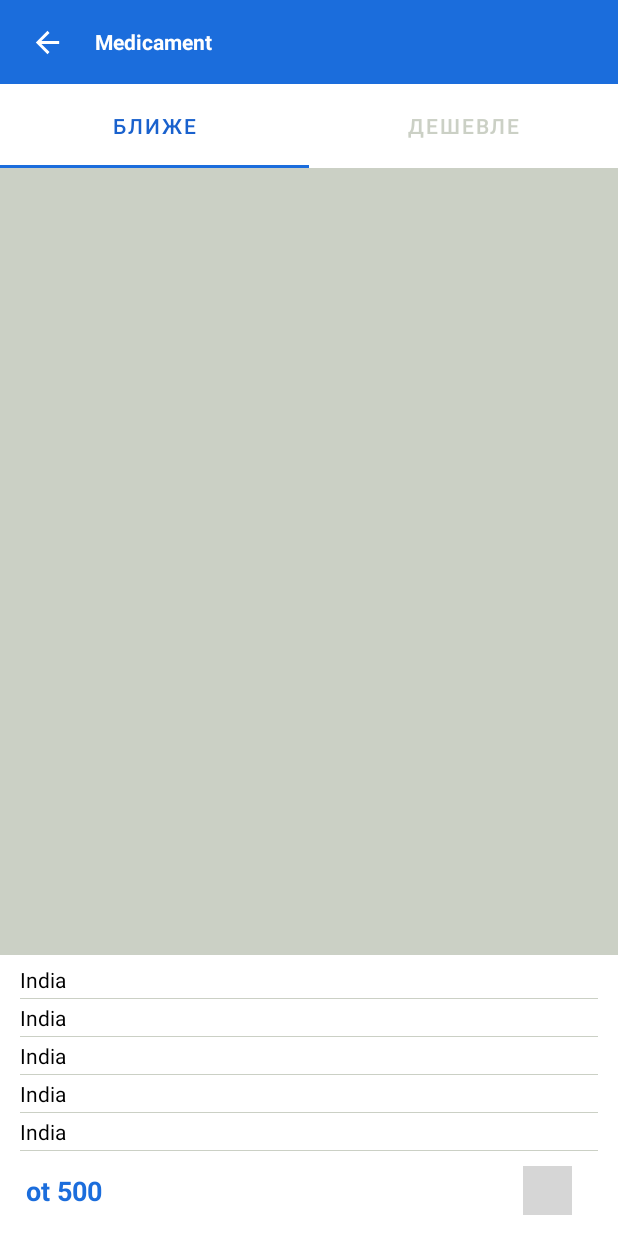
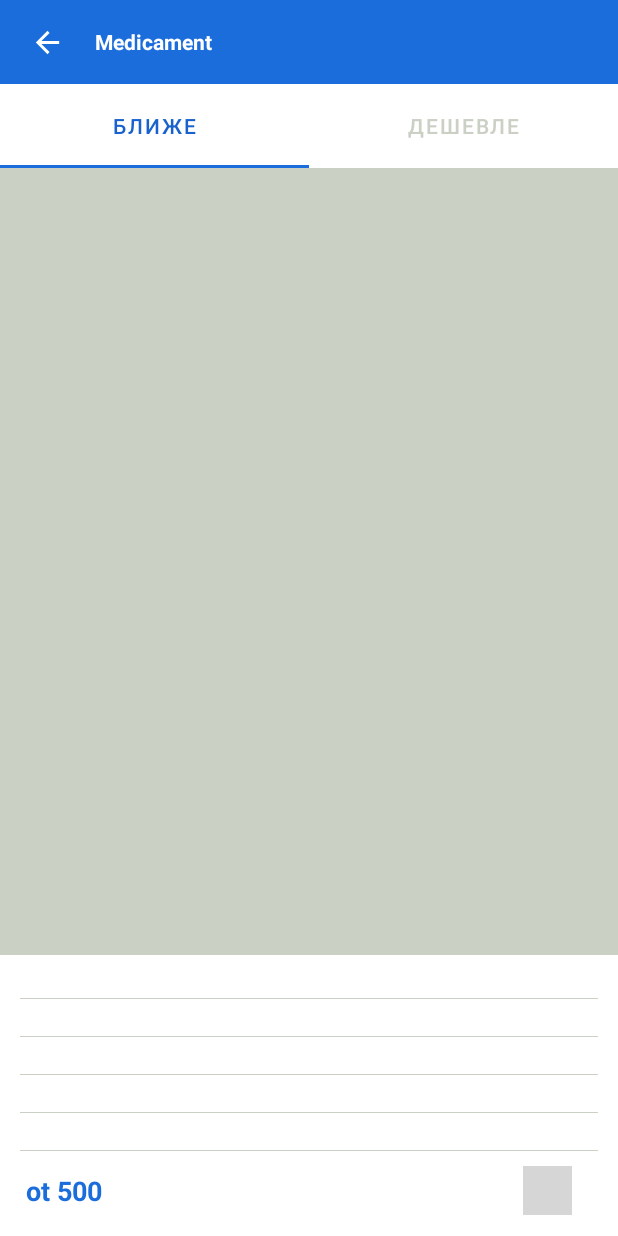
Before and after one commit to JasurbekOripov/HoBee, an Android app: the InfoMedicamentFragment screen opened through its navigation route, on a phone screen of 412 x 824 dp. Run offline under Robolectric (Android 15) with nearby library versions, the light colour scheme and no system bars; our stand-ins replace paging, sdp/ssp sizes; libraries missing offline, so code that uses them is left out: com.github.ybq.android, com.karumi.dexter, com.yandex.mapkit; plain views replace SmoothBottomBar, SpinKitView; network calls fail; 9 statements that could not run were skipped; grey boxes are pictures that could not be loaded.

Commit message:
new commit

```diff
--- a/app/src/main/java/uz/juo/hobee/adapters/BranchInfoAdapter.kt
+++ b/app/src/main/java/uz/juo/hobee/adapters/BranchInfoAdapter.kt
@@ -25,7 +25,7 @@ class BranchInfoAdapter(var context: Context, var itemClick: setOnClick) :
             if (mediacament.price == null || mediacament.price == "") {
                 item.price.text = "нет в наличии"
             } else {
-                item.price.text = ("от ${mediacament.price}")
+                item.price.text = ("${mediacament.price}")
             }
             item.manufacturer.text = mediacament.manufacturer ?: ""
             for (i in Functions().getFavorite(context)) {
--- a/app/src/main/java/uz/juo/hobee/ui/info_branch/InfoBranchFragment.kt
+++ b/app/src/main/java/uz/juo/hobee/ui/info_branch/InfoBranchFragment.kt
@@ -28,6 +28,7 @@ import uz.juo.hobee.room.AppDataBase
 import uz.juo.hobee.room.entity.FavoritesEntity
 import uz.juo.hobee.ui.location.MapActivity
 import uz.juo.hobee.ui.location.PharmacyMapActivity
+import uz.juo.hobee.utils.Functions
 import uz.juo.hobee.utils.SharedPreference
 import uz.juo.hobee.viewmodel.get_medicaments_pharmacy.MedicamentsPharmacyModelFactory
 import uz.juo.hobee.viewmodel.get_medicaments_pharmacy.MedicamentsPharmacyViewModel
@@ -63,6 +64,8 @@ class InfoBranchFragment : Fragment() {
         lifecycleScope.launch {
             try {
                 var branch = ApiClient.apiService.getPharmacyById(param1?.toInt()!!)
+                binding.workingTime.text =
+                    Functions().getWorkingTime(branch.start_time, branch.end_time)
                 binding.map.setOnClickListener {
                     var i = Intent(requireContext(), PharmacyMapActivity::class.java)
                     i.putExtra("lat", branch.latitude)
@@ -133,7 +136,7 @@ class InfoBranchFragment : Fragment() {
             lifecycleScope.launch {
                 try {
                     adapter.submitData(it)
-                }catch (e:Exception){
+                } catch (e: Exception) {
                     Toast.makeText(requireContext(), "Error", Toast.LENGTH_SHORT).show()
                 }
 
--- a/app/src/main/res/layout/fragment_info_medicament.xml
+++ b/app/src/main/res/layout/fragment_info_medicament.xml
@@ -76,7 +76,7 @@
                 android:layout_height="wrap_content"
                 android:maxLines="1"
                 android:paddingRight="@dimen/_10sdp"
-                android:text="India"
+                android:text=""
                 android:textColor="@color/black"
                 android:textSize="@dimen/_11sdp" />
 
@@ -93,7 +93,7 @@
                 android:layout_height="wrap_content"
                 android:maxLines="1"
                 android:paddingRight="@dimen/_10sdp"
-                android:text="India"
+                android:text=""
                 android:textColor="@color/black"
                 android:textSize="@dimen/_11sdp" />
 
@@ -110,7 +110,7 @@
                 android:layout_height="wrap_content"
                 android:maxLines="1"
                 android:paddingRight="@dimen/_10sdp"
-                android:text="India"
+                android:text=""
                 android:textColor="@color/black"
                 android:textSize="@dimen/_11sdp" />
 
@@ -127,7 +127,7 @@
                 android:layout_height="wrap_content"
                 android:maxLines="1"
                 android:paddingRight="@dimen/_10sdp"
-                android:text="India"
+                android:text=""
                 android:textColor="@color/black"
                 android:textSize="@dimen/_11sdp" />
 
@@ -144,7 +144,7 @@
                 android:layout_height="wrap_content"
                 android:maxLines="1"
                 android:paddingRight="@dimen/_10sdp"
-                android:text="India"
+                android:text=""
                 android:textColor="@color/black"
                 android:textSize="@dimen/_11sdp" />
 
```
